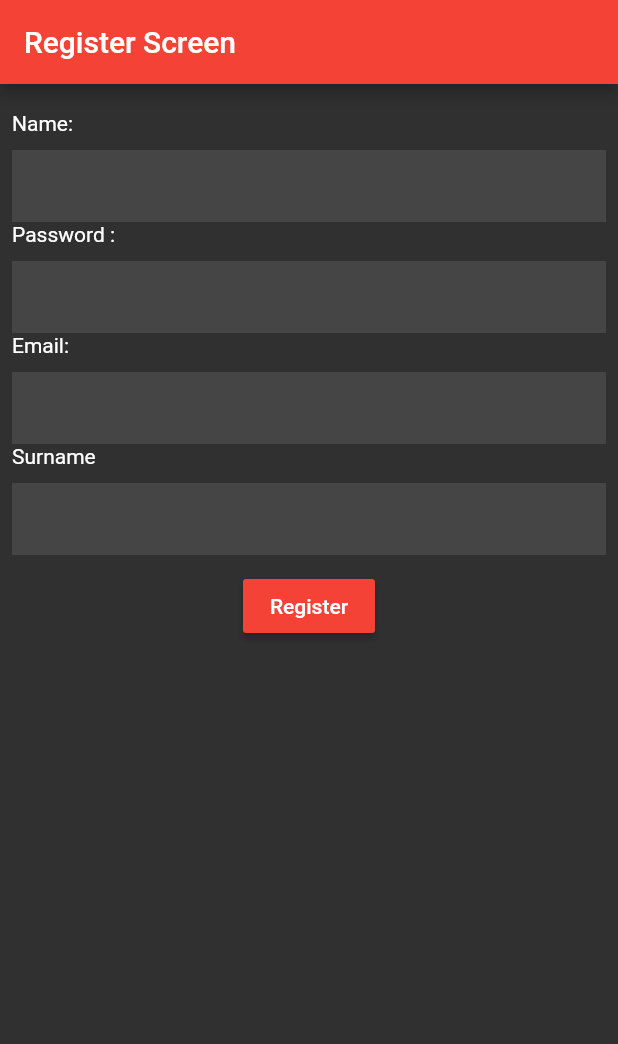
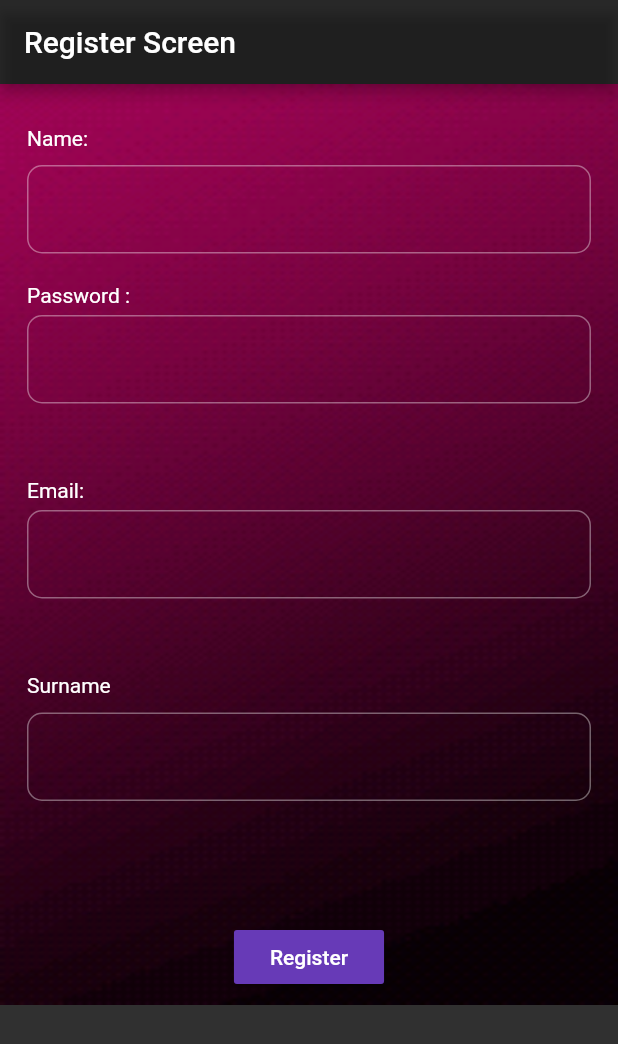
Before and after one commit to mfatihkocabas/flutter_login, a Flutter app: the screen it shows after launch, on a phone screen of 412 x 824 dp. Shown: the top 1044 px of the screen. Run offline on Flutter 3.47's test engine with Material 2 defaults, Android fonts, the phone set to English and light mode, and no system bars; our stand-ins replace shared_preferences.

Commit message:
fifth commit

```diff
--- a/lib/register.dart
+++ b/lib/register.dart
@@ -1,3 +1,4 @@
+import 'package:flutter/cupertino.dart';
 import 'package:flutter/material.dart';
 import 'package:pathp1/login.dart';
 import 'package:shared_preferences/shared_preferences.dart';
@@ -11,7 +12,6 @@ var nameController = TextEditingController();
 var surnameController = TextEditingController();
 
 class Register extends StatelessWidget {
-
   final _fKey = GlobalKey<FormState>();
   void _sbt() {
     final isValid = _fKey.currentState.validate();
@@ -26,21 +26,28 @@ class Register extends StatelessWidget {
     // TODO: implement build
     return Scaffold(
       appBar: AppBar(
-        backgroundColor: Colors.red,
+        backgroundColor: Colors.black12,
         title: Text('Register Screen'),
       ),
-      body: Padding(
+      body: Container(
+        decoration: BoxDecoration(
+          image: DecorationImage(
+            image: AssetImage('images/20.png'),
+            fit: BoxFit.fill,
+          ),
+        ),
+        child: Padding(
           padding: const EdgeInsets.all(8.0),
           child: SingleChildScrollView(
             child: Center(
               child: Column(
                 children: <Widget>[
                   Container(
-
                     margin: EdgeInsets.symmetric(vertical: 10),
-
+                    child: Padding(
+                      padding: const EdgeInsets.all(10.0),
                       child: Form(
-                    key:_fKey,
+                        key: _fKey,
                         child: Column(
                           crossAxisAlignment: CrossAxisAlignment.start,
                           children: <Widget>[
@@ -63,12 +70,19 @@ class Register extends StatelessWidget {
                               controller: nameController,
                               obscureText: false,
                               decoration: InputDecoration(
-                                border: InputBorder.none, filled: true),),
+                                border: OutlineInputBorder(
+                                    borderRadius: BorderRadius.all(Radius.circular(10.0),)
+                                ),
+                              ),
+                            ),
+                            SizedBox(
+                              height: 20,
+                            ),
                             Text(
                               "Password :",
                             ),
                             SizedBox(
-                          height: 10,
+                              height: 5,
                             ),
                             TextFormField(
                               onFieldSubmitted: (value) {
@@ -80,26 +94,34 @@ class Register extends StatelessWidget {
                                 }
                                 return null;
                               },
-
                               controller: passwordController,
                               obscureText: true,
                               decoration: InputDecoration(
-                                border: InputBorder.none, filled: true),),
+                                  border: OutlineInputBorder(
+                                    borderRadius: BorderRadius.all(Radius.circular(10.0),)
+                                  ),
+                              ),
+                            ),
+                            SizedBox(
+                              height: 50,
+                            ),
                             Text(
                               "Email:",
                             ),
                             SizedBox(
-                          height: 10,
+                              height: 5,
                             ),
                             TextFormField(
                               onFieldSubmitted: (value) {
                                 //Validator
                               },
-                            validator:(String value) {
-                              if(value.isEmpty){
+                              validator: (String value) {
+                                if (value.isEmpty) {
                                   return 'Email is required';
                                 }
-                              if(!RegExp("^[a-zA-Z0-9.!#%&'*+/=?^_`{|}~-]+@[a-zA-Z0-9](?:[a-zA-Z0-9-]{0,253}[a-zA-Z0-9])?(?:\.[a-zA-Z0-9](?:[a-zA-Z0-9-]{0,253}[a-zA-Z0-9])?)*").hasMatch(value)){
+                                if (!RegExp(
+                                        "^[a-zA-Z0-9.!#%&'*+/=?^_`{|}~-]+@[a-zA-Z0-9](?:[a-zA-Z0-9-]{0,253}[a-zA-Z0-9])?(?:\.[a-zA-Z0-9](?:[a-zA-Z0-9-]{0,253}[a-zA-Z0-9])?)*")
+                                    .hasMatch(value)) {
                                   return 'Enter a valid email address';
                                 }
                                 return null;
@@ -107,9 +129,13 @@ class Register extends StatelessWidget {
                               controller: emailController,
                               obscureText: false,
                               decoration: InputDecoration(
-                                border: InputBorder.none, filled: true),),
+                                border: OutlineInputBorder(
+                                    borderRadius: BorderRadius.all(Radius.circular(10.0),)
+                                ),
+                              ),
+                            ),
+                            SizedBox(height: 50),
                             Text(
-
                               "Surname",
                             ),
                             SizedBox(
@@ -119,7 +145,6 @@ class Register extends StatelessWidget {
                                 onFieldSubmitted: (value) {
                                   //Validator
                                 },
-
                                 validator: (value) {
                                   if (value.isEmpty) {
                                     return 'Enter a valid Surname!';
@@ -127,30 +152,48 @@ class Register extends StatelessWidget {
                                   return null;
                                 },
                                 controller: surnameController,
-
                                 obscureText: false,
                               decoration: InputDecoration(
-                                border: InputBorder.none, filled: true))
-
+                                border: OutlineInputBorder(
+                                    borderRadius: BorderRadius.all(Radius.circular(10.0),)
+                                ),
+                              ),
+                            ),
                           ],
                         ),
                       ),
                     ),
+                  ),
+                  SizedBox(
+                    height: 60,
+                  ),
                   RaisedButton(
-                  color: Colors.red,
-                  child: Text('Register'),
-                  onPressed: () { _sbt();
+                      color: Colors.deepPurple,
+                      child: Padding(
+                        padding: const EdgeInsets.all(8.0),
+                        child: Column(
+                          children: [
+                            Text('Register'),
+                          ],
+                        ),
+                      ),
+                      onPressed: () {
+                        _sbt();
                         SharedPrefs.saveMail(emailController.text);
                         SharedPrefs.savePassword(passwordController.text);
                         SharedPrefs.saveName(nameController.text);
                         SharedPrefs.saveSurName(surnameController.text);
                         Navigator.push(
-                     context, MaterialPageRoute(builder: (context) {
+                          context,
+                          MaterialPageRoute(
+                            builder: (context) {
                               return Login();
-                   },),);
-
-                  } ),
+                            },
+                          ),
+                        );
+                      }),
                 ],
+              ),
             ),
           ),
         ),
```
Also changed, not shown: lib/login.dart (+23 -8 lines), pubspec.yaml (+4 -52 lines), images/20.png (added). Lines whose indentation alone changed are shown as unchanged.
